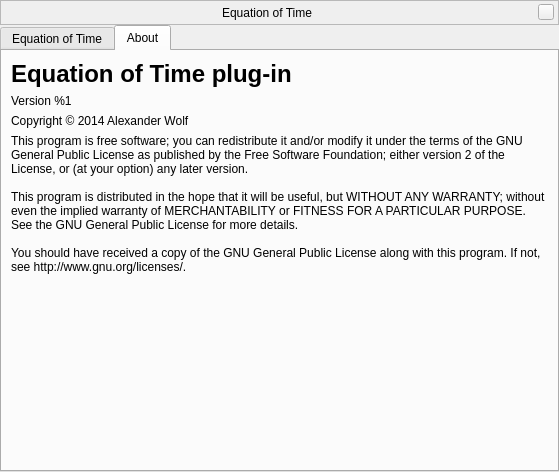
519984307/stellarium_src, file plugins/EquationOfTime/src/gui/equationOfTimeWindow.ui: the form before one commit.
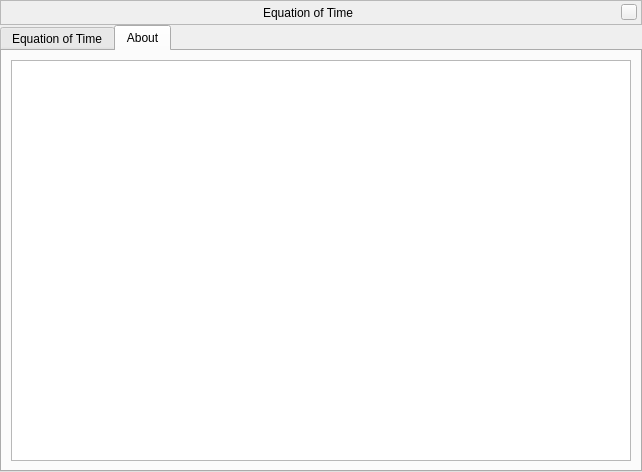
The form after the commit. The open tabs and pages were chosen to show the change. Custom widgets are drawn as their Qt base class.

```diff
--- a/plugins/EquationOfTime/src/gui/equationOfTimeWindow.ui
+++ b/plugins/EquationOfTime/src/gui/equationOfTimeWindow.ui
@@ -6,7 +6,7 @@
    <rect>
     <x>0</x>
     <y>0</y>
-    <width>500</width>
+    <width>642</width>
     <height>472</height>
    </rect>
   </property>
@@ -313,59 +313,7 @@
       </attribute>
       <layout class="QVBoxLayout" name="verticalLayout_3">
        <item>
-        <widget class="QLabel" name="labelTitle">
-         <property name="styleSheet">
-          <string notr="true">QLabel {
-	font: bold 18pt ;
-}</string>
-         </property>
-         <property name="text">
-          <string notr="true">Equation of Time plug-in</string>
-         </property>
-        </widget>
-       </item>
-       <item>
-        <widget class="QLabel" name="labelVersion">
-         <property name="text">
-          <string notr="true">Version %1</string>
-         </property>
-        </widget>
-       </item>
-       <item>
-        <widget class="QLabel" name="labelCopyright">
-         <property name="text">
-          <string notr="true">Copyright &amp;copy; 2014 Alexander Wolf</string>
-         </property>
-         <property name="textFormat">
-          <enum>Qt::RichText</enum>
-         </property>
-        </widget>
-       </item>
-       <item>
-        <widget class="QLabel" name="labelLicense">
-         <property name="sizePolicy">
-          <sizepolicy hsizetype="Preferred" vsizetype="Expanding">
-           <horstretch>0</horstretch>
-           <verstretch>0</verstretch>
-          </sizepolicy>
-         </property>
-         <property name="text">
-          <string notr="true">This program is free software; you can redistribute it and/or modify it under the terms of the GNU General Public License as published by the Free Software Foundation; either version 2 of the License, or (at your option) any later version.
-
-This program is distributed in the hope that it will be useful, but WITHOUT ANY WARRANTY; without even the implied warranty of MERCHANTABILITY or FITNESS FOR A PARTICULAR PURPOSE.  See the GNU General Public License for more details.
-
-You should have received a copy of the GNU General Public License along with this program. If not, see http://www.gnu.org/licenses/.</string>
-         </property>
-         <property name="alignment">
-          <set>Qt::AlignLeading|Qt::AlignLeft|Qt::AlignTop</set>
-         </property>
-         <property name="wordWrap">
-          <bool>true</bool>
-         </property>
-         <property name="textInteractionFlags">
-          <set>Qt::LinksAccessibleByMouse|Qt::TextSelectableByMouse</set>
-         </property>
-        </widget>
+        <widget class="QTextBrowser" name="aboutTextBrowser"/>
        </item>
       </layout>
      </widget>
```
